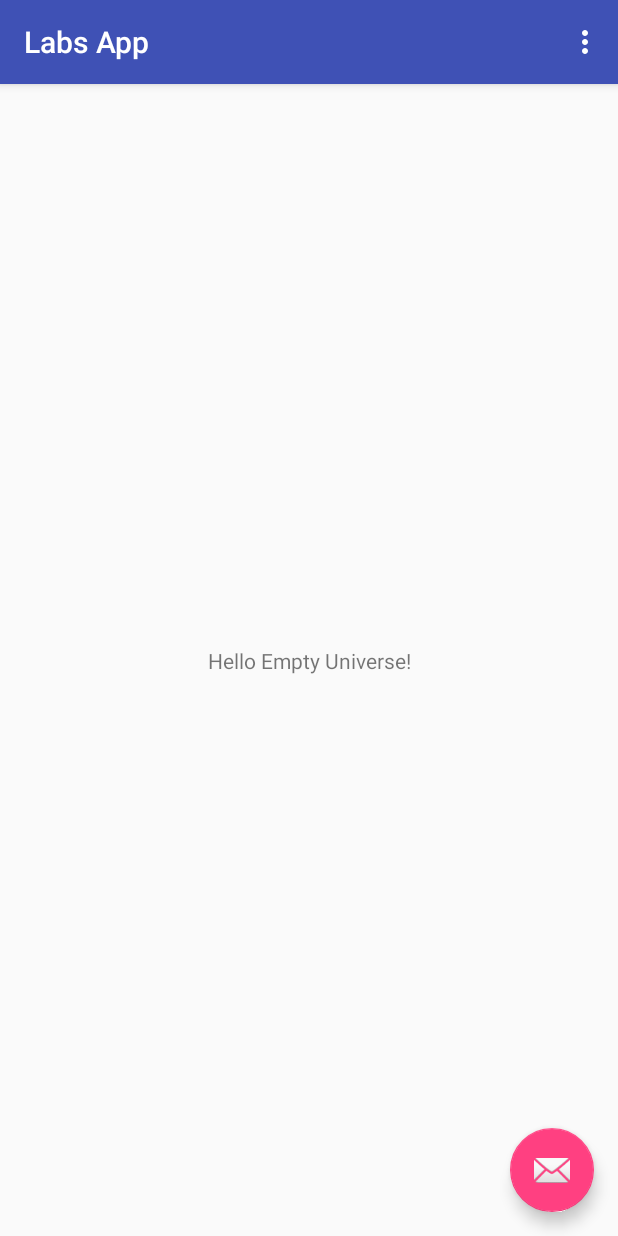
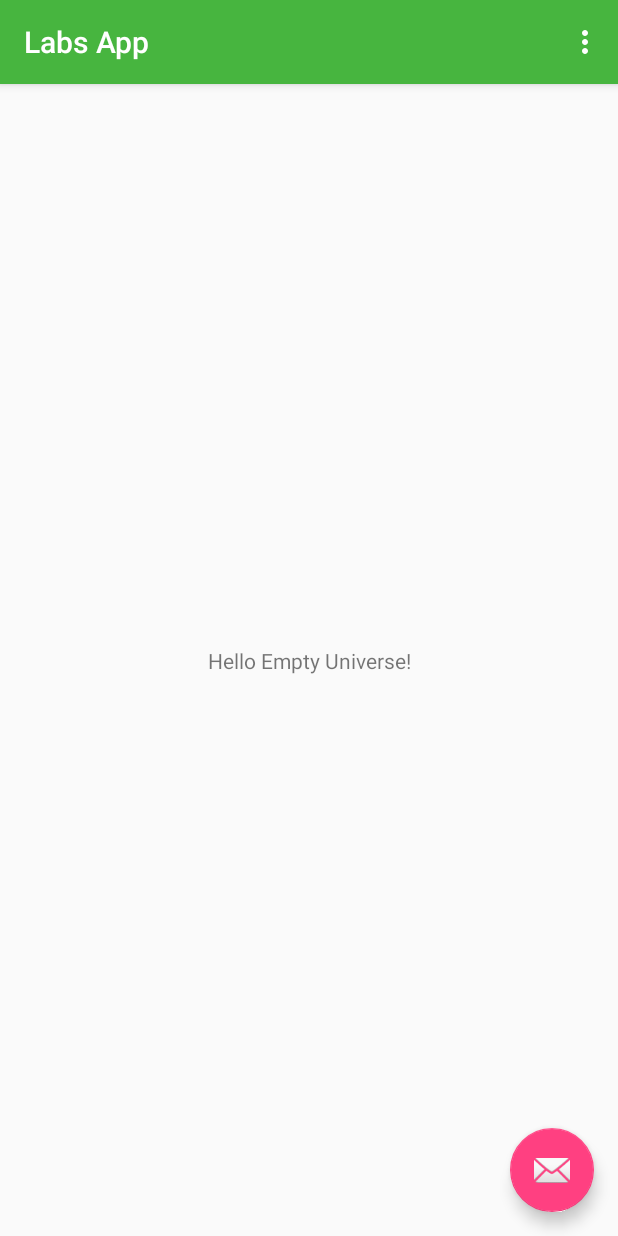
Before and after one commit to thisCoderGuy/Labs, an Android app: the screen it shows after launch (MainActivity), on a phone screen of 412 x 824 dp. Run offline under Robolectric (Android 15) with nearby library versions, the phone set to English and light mode, and no system bars.

Commit message:
Changed color

```diff
--- a/app/src/main/res/values/colors.xml
+++ b/app/src/main/res/values/colors.xml
@@ -1,6 +1,6 @@
 <?xml version="1.0" encoding="utf-8"?>
 <resources>
-    <color name="colorPrimary">#3F51B5</color>
+    <color name="colorPrimary">#47b53f</color>
     <color name="colorPrimaryDark">#303F9F</color>
     <color name="colorAccent">#FF4081</color>
 </resources>
```
